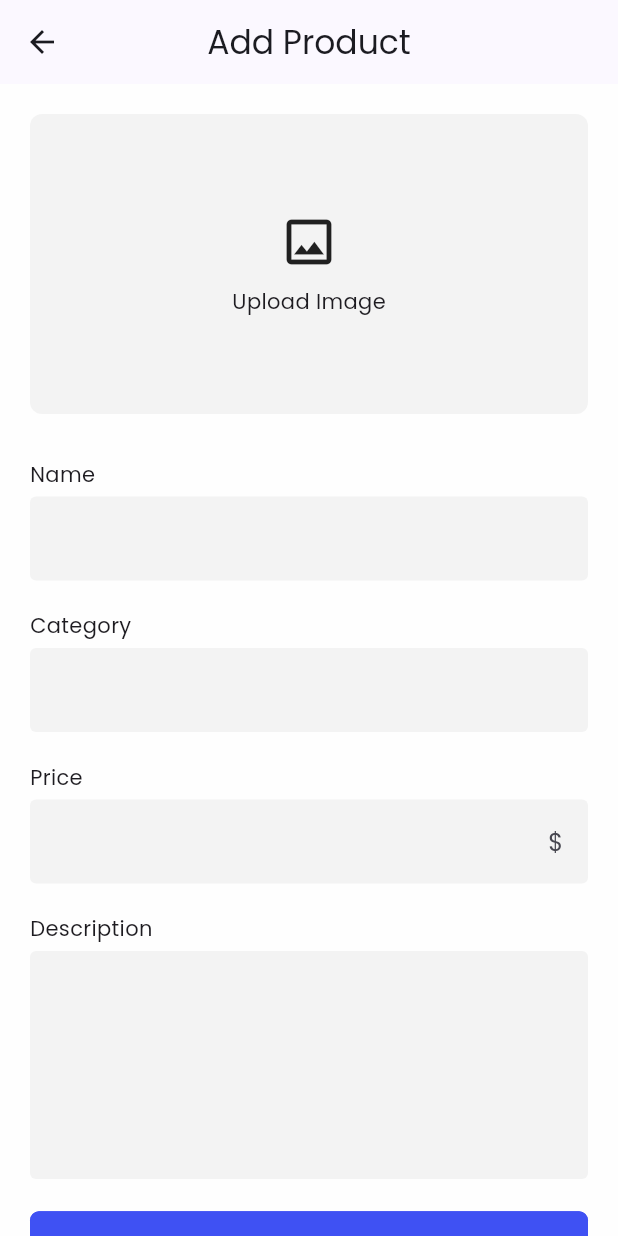
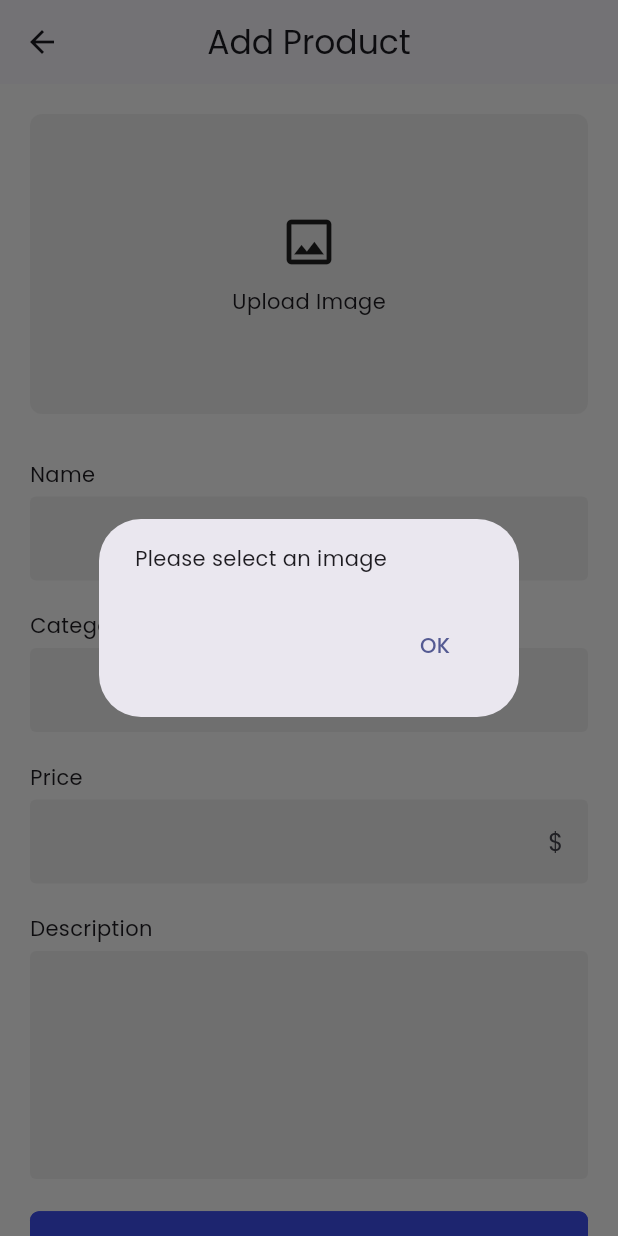
Before and after one commit to SimonDerejeW/2024-project-phase-mobile-tasks, a Flutter app: the AddProductPage screen opened by its route, after a tap on "ADD", on a phone screen of 412 x 824 dp. Run offline on Flutter 3.47's test engine with Material 3 defaults, Android fonts, the phone set to English and light mode, and no system bars; our stand-ins replace google_fonts, image_picker.

Commit message:
feat: added image picker to the app

```diff
--- a/mobile/simon/ecommerce/lib/pages/add_product_page.dart
+++ b/mobile/simon/ecommerce/lib/pages/add_product_page.dart
@@ -1,7 +1,10 @@
+import 'dart:io';
+
 import 'package:ecommerce/data/mockshoeData.dart';
 import 'package:ecommerce/models/shoe.dart';
 import 'package:ecommerce/widgets/custom_outlined_button.dart';
 import 'package:flutter/material.dart';
+import 'package:image_picker/image_picker.dart';
 
 class AddProductPage extends StatefulWidget {
   final bool isAdd;
@@ -17,6 +20,9 @@ class _AddProductPageState extends State<AddProductPage> {
   late TextEditingController priceController;
   late TextEditingController descriptionController;
   late TextEditingController typeController;
+  File? _image;
+
+  final ImagePicker _picker = ImagePicker();
 
   @override
   void initState() {
@@ -38,9 +44,39 @@ class _AddProductPageState extends State<AddProductPage> {
     }
   }
 
+  Future<void> _pickImage() async {
+    final XFile? pickedFile =
+        await _picker.pickImage(source: ImageSource.gallery);
+    if (pickedFile != null) {
+      setState(() {
+        _image = File(pickedFile.path); // Store the selected image in _image
+      });
+    }
+  }
+
   void addShoe() {
+    if (_image == null) {
+      showDialog(
+        context: context,
+        builder: (BuildContext context) {
+          return AlertDialog(
+            content: const Text("Please select an image"),
+            actions: [
+              TextButton(
+                onPressed: () {
+                  Navigator.of(context).pop();
+                },
+                child: const Text("OK"),
+              ),
+            ],
+          );
+        },
+      );
+      return;
+    }
+
     mockData.add(Shoe(
-        image: 'assets/cowboy-boots.jpg',
+        image: _image!.path,
         name: nameController.text,
         price: double.parse(priceController.text),
         type: typeController.text,
@@ -116,13 +152,25 @@ class _AddProductPageState extends State<AddProductPage> {
             child: Column(
               crossAxisAlignment: CrossAxisAlignment.start,
               children: [
-                Container(
+                GestureDetector(
+                  onTap:
+                      _pickImage, // Call the _pickImage method when the container is tapped
+                  child: Container(
                     height: 200,
                     width: double.infinity,
                     decoration: BoxDecoration(
                       color: Color.fromRGBO(243, 243, 243, 1),
-                      borderRadius: BorderRadius.circular(8)),
-                  child: const Column(
+                      borderRadius: BorderRadius.circular(8),
+                      image:
+                          _image != null // Show the picked image if available
+                              ? DecorationImage(
+                                  image: FileImage(_image!),
+                                  fit: BoxFit.cover,
+                                )
+                              : null,
+                    ),
+                    child: _image == null
+                        ? Column(
                             mainAxisAlignment: MainAxisAlignment.center,
                             children: [
                               Icon(
@@ -132,8 +180,10 @@ class _AddProductPageState extends State<AddProductPage> {
                               SizedBox(
                                 height: 10,
                               ),
-                      Text("Upload Image")
+                              Text("Upload Image"),
                             ],
+                          )
+                        : null,
                   ),
                 ),
                 const SizedBox(
--- a/mobile/simon/ecommerce/lib/pages/shoe_details_page.dart
+++ b/mobile/simon/ecommerce/lib/pages/shoe_details_page.dart
@@ -1,3 +1,5 @@
+import 'dart:io';
+
 import 'package:ecommerce/data/mockSizeData.dart';
 import 'package:ecommerce/data/mockshoeData.dart';
 import 'package:ecommerce/models/shoe.dart';
@@ -26,6 +28,8 @@ class ShoeDetailsPage extends StatelessWidget {
 
   @override
   Widget build(BuildContext context) {
+    bool isFile = File(shoe.image).existsSync();
+
     return Scaffold(
       // appBar: AppBar(),
       backgroundColor: Color.fromRGBO(254, 254, 254, 1),
@@ -34,12 +38,19 @@ class ShoeDetailsPage extends StatelessWidget {
           mainAxisSize: MainAxisSize.min,
           children: [
             Stack(children: [
-              Image.asset(
-                shoe.image,
-                width: double.infinity,
-                height: MediaQuery.of(context).size.height * 0.32,
-                fit: BoxFit.cover,
-              ),
+              isFile
+                  ? Image.file(
+                      File(shoe.image),
+                      width: double.infinity,
+                      height: MediaQuery.of(context).size.height * 0.32,
+                      fit: BoxFit.cover,
+                    )
+                  : Image.asset(
+                      shoe.image,
+                      width: double.infinity,
+                      height: MediaQuery.of(context).size.height * 0.32,
+                      fit: BoxFit.cover,
+                    ),
               Positioned(
                 top: 40,
                 left: 10,
--- a/mobile/simon/ecommerce/lib/widgets/shoe_card.dart
+++ b/mobile/simon/ecommerce/lib/widgets/shoe_card.dart
@@ -1,3 +1,5 @@
+import 'dart:io';
+
 import 'package:ecommerce/models/shoe.dart';
 import 'package:ecommerce/pages/shoe_details_page.dart';
 import 'package:flutter/material.dart';
@@ -11,6 +13,7 @@ class ShoeCard extends StatelessWidget {
 
   @override
   Widget build(BuildContext context) {
+    bool isFile = File(shoe.image).existsSync();
     return Card(
         clipBehavior: Clip.hardEdge,
         child: InkWell(
@@ -37,7 +40,7 @@ class ShoeCard extends StatelessWidget {
                       width: double.infinity,
                       child: Opacity(
                         opacity: 0.8,
-                        child: Image.asset(
+                        child: isFile ? Image.file(File(shoe.image),fit: BoxFit.cover,) : Image.asset(
                           shoe.image,
                           fit: BoxFit.cover,
                         ),
--- a/mobile/simon/ecommerce/pubspec.yaml
+++ b/mobile/simon/ecommerce/pubspec.yaml
@@ -36,6 +36,7 @@ dependencies:
   # Use with the CupertinoIcons class for iOS style icons.
   cupertino_icons: ^1.0.6
   google_fonts:
+  image_picker:
 
 dev_dependencies:
   flutter_test:
```
Also changed, not shown: mobile/simon/ecommerce/pubspec.lock, 5 other files. Lines whose indentation alone changed are shown as unchanged.
